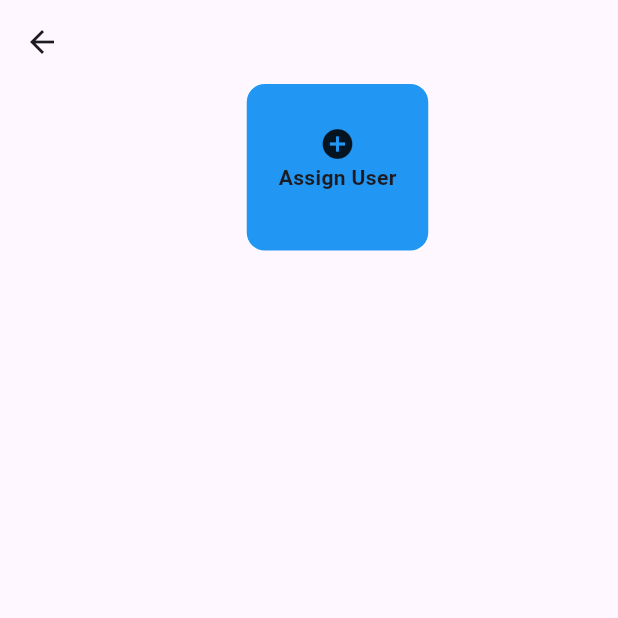
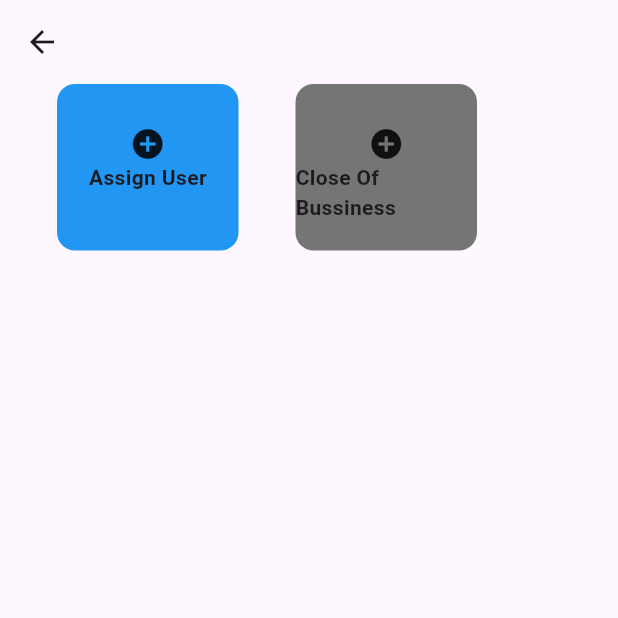
Before and after one commit to Mr-Deee/malcolm_erp, a Flutter app: the AssignStock screen opened directly, on a phone screen of 412 x 824 dp, the top half of it. Run offline on Flutter 3.47's test engine with Material 3 defaults, Android fonts, the phone set to English and light mode, and no system bars; our stand-ins replace cloud_firestore, firebase_auth, firebase_core, firebase_database, firebase_storage, fl_chart and 2 more; missing offline and left inert: dart:ffi; accounts and stored records are empty.

Commit message:
Assignedpage3

```diff
--- a/lib/main.dart
+++ b/lib/main.dart
@@ -4,7 +4,6 @@ import 'package:firebase_core/firebase_core.dart';
 import 'package:firebase_database/firebase_database.dart';
 import 'package:malcolm_erp/pages/Admin.dart';
 import 'package:malcolm_erp/pages/EmployeeTill.dart';
-import 'package:malcolm_erp/pages/Employees.dart';
 import 'package:malcolm_erp/pages/SignUp.dart';
 import 'package:malcolm_erp/pages/homepage.dart';
 import 'package:malcolm_erp/pages/login.dart';
@@ -57,7 +56,7 @@ class MyApp extends StatelessWidget {
         // home: const MyHomePage(title: 'Flutter Demo Home Page'),
 
         initialRoute:
-            FirebaseAuth.instance.currentUser == null ? '/SignUP' : '/Employee',
+            FirebaseAuth.instance.currentUser == null ? '/SignUP' : '/Homepage',
             //'/Homepage',
         routes: {
           "/SignUP": (context) => Signup(),
--- a/lib/pages/AssignStock.dart
+++ b/lib/pages/AssignStock.dart
@@ -2,6 +2,7 @@ import 'package:flutter/cupertino.dart';
 import 'package:flutter/material.dart';
 import 'package:flutter/widgets.dart';
 import 'package:cloud_firestore/cloud_firestore.dart';
+import 'package:malcolm_erp/pages/COB.dart';
 import 'AssignStockDetails.dart';
 
 class AssignStock extends StatefulWidget {
@@ -19,6 +20,8 @@ class _AssignStockState extends State<AssignStock> {
       body: SingleChildScrollView(
         child: Container(
           child: Column(
+            children: [
+              Row(
                 children: [
                   GestureDetector(
                       onTap: () {
@@ -54,6 +57,44 @@ class _AssignStockState extends State<AssignStock> {
                           ),
                         ),
                       )),
+
+                  GestureDetector(
+                      onTap: () {
+                        Navigator.of(context).push(MaterialPageRoute(
+                            builder: (context) => COB()));
+                      },
+                      child: Padding(
+                        padding: const EdgeInsets.only(left: 38.0),
+                        child: Container(
+                          height: 111,
+                          width: 121,
+                          decoration: BoxDecoration(
+                              borderRadius: BorderRadius.circular(10.0),
+                              color: Colors.white),
+                          child: Container(
+                            height: 130,
+                            width: 130,
+                            decoration: BoxDecoration(
+                                borderRadius: BorderRadius.circular(12),
+                                color: Colors.black54),
+                            child: Column(
+                              children: [
+                                Padding(
+                                  padding: const EdgeInsets.only(top: 28.0),
+                                  child: Icon(Icons.add_circle),
+                                ),
+                                Text(
+                                  "Close Of Bussiness",
+                                  style: TextStyle(fontWeight: FontWeight.bold),
+                                )
+                              ],
+                            ),
+                          ),
+                        ),
+                      )),
+
+                ],
+              ),
 
               SizedBox(height: 29,),
               SingleChildScrollView(
--- a/lib/pages/AssignStockDetails.dart
+++ b/lib/pages/AssignStockDetails.dart
@@ -188,8 +188,10 @@ class _AssignStockPageState extends State<AssignStockPage> {
                                 'User': _selectedUser,
                                 'Email': _selectedUserEmail?.toLowerCase().toString(),
                               }).then((value) {
+                                Navigator.of(context).pop();
                                 ScaffoldMessenger.of(context).showSnackBar(
                                   SnackBar(content: Text('Data written successfully')),
+
                                 );
                               }).catchError((error) {
                                 ScaffoldMessenger.of(context).showSnackBar(
--- a/lib/pages/login.dart
+++ b/lib/pages/login.dart
@@ -4,7 +4,6 @@ import 'package:firebase_auth/firebase_auth.dart';
 import 'package:flutter/material.dart';
 import 'package:malcolm_erp/Assistant/assistantmethods.dart';
 import 'package:malcolm_erp/pages/EmployeeTill.dart';
-import 'package:malcolm_erp/pages/Employees.dart';
 
 import '../../components/my_button.dart';
 import '../../components/my_textfield.dart';
@@ -206,7 +205,7 @@ class LoginPage extends StatelessWidget {
             message: "Logging you ,Please wait.",
           );
         });
-    // AssistantMethod.getCurrentOnlineUserInfo(context);
+     AssistantMethod.getCurrentOnlineUserInfo(context);
     final User? firebaseUser = (await _firebaseAuth
             .signInWithEmailAndPassword(
       email: emailController.text.toString().trim(),
@@ -228,7 +227,7 @@ class LoginPage extends StatelessWidget {
 
       if (firebaseUser != null) {
         Navigator.of(context).pushAndRemoveUntil(
-            MaterialPageRoute(builder: (context) => employeetill()),
+            MaterialPageRoute(builder: (context) => homepage()),
             (Route<dynamic> route) => false);
         displayToast("Logged-in ", context);
       } else {
```
Also changed, not shown: lib/pages/COB.dart (added, +24 -0 lines), lib/pages/EmployeeTill.dart (+59 -1 lines), lib/pages/Employees.dart (deleted, +0 -104 lines), pubspec.lock (added). Lines whose indentation alone changed are shown as unchanged.
